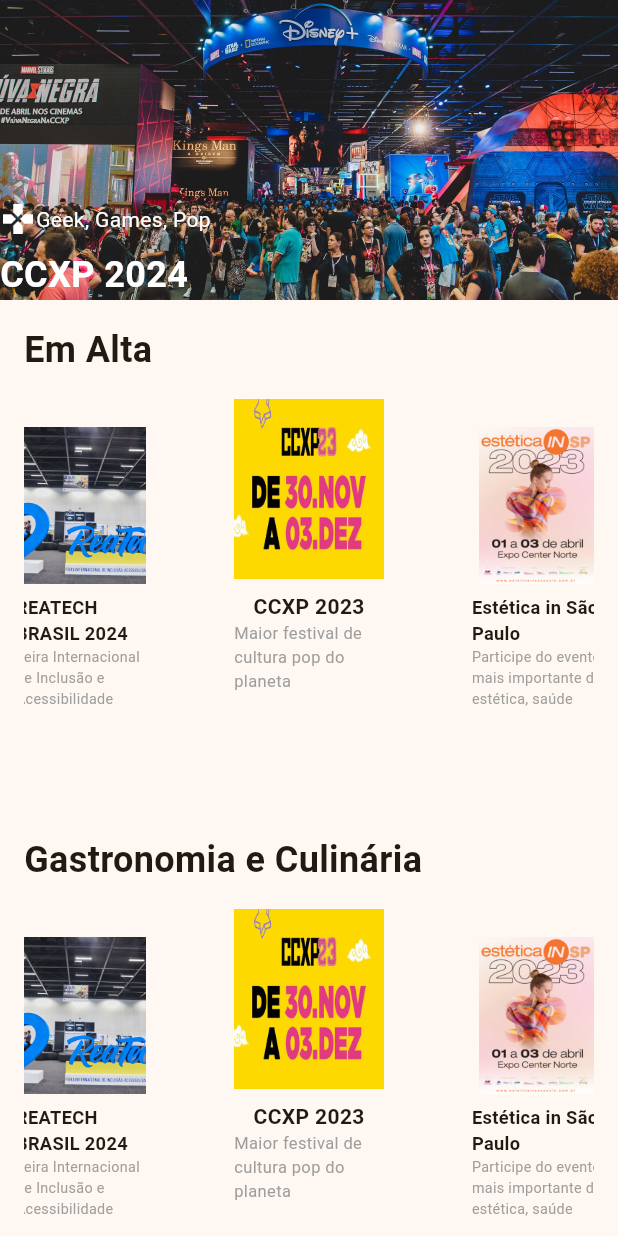
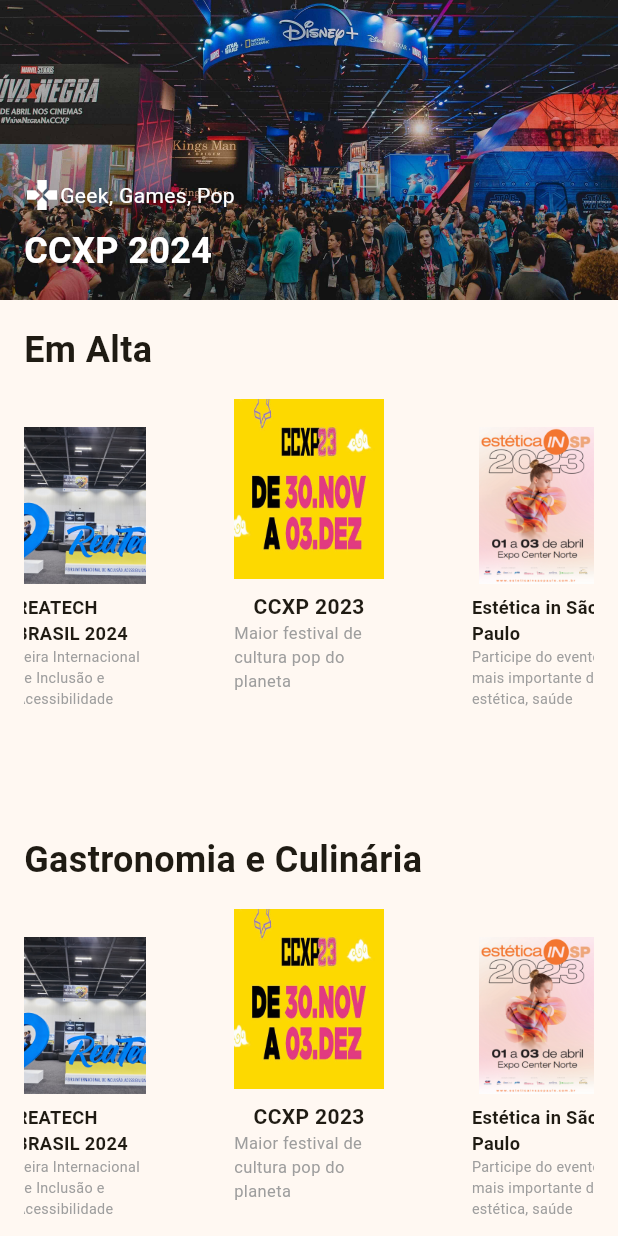
Before and after one commit to AntonioGSC/map_for_events, a Flutter app: the HomeWidget screen opened directly, on a phone screen of 412 x 824 dp. Run offline on Flutter 3.47's test engine with Material 2 defaults, Android fonts, the phone set to English and light mode, and no system bars; drawn by our look-alikes of carousel_slider; our stand-ins replace cloud_firestore, firebase_auth, firebase_core, firebase_storage, flutter_screenutil, font_awesome_flutter and 2 more; missing offline and left inert: dart:ffi; accounts and stored records are empty.

Commit message:
feat(home): padding header

```diff
--- a/lib/screens/home.dart
+++ b/lib/screens/home.dart
@@ -51,12 +51,17 @@
             Stack(
               alignment: Alignment.bottomLeft,
               children: [
+
                 Image.asset(
                   'assets/ccxp-sp.jpeg',
                   height: 200,
                   fit: BoxFit.cover,
+
                 ),
-                Column(
+
+                 Padding(
+                  padding: const EdgeInsets.all(16.0),
+                  child: Column(
                   crossAxisAlignment: CrossAxisAlignment.start,
                   children: [
                     Row(
@@ -78,6 +83,7 @@
                     ),
                   ],
                 ),
+                 )
               ],
             ),
             Padding(
```
Also changed, not shown: assets/ccxp-sp.jpeg.
